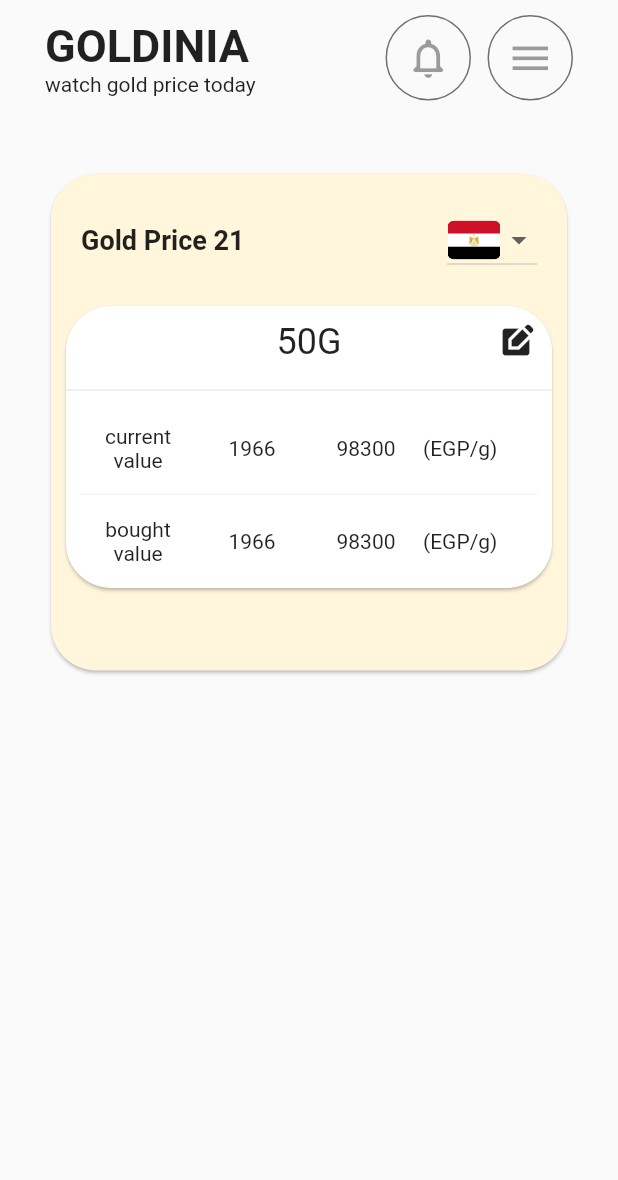
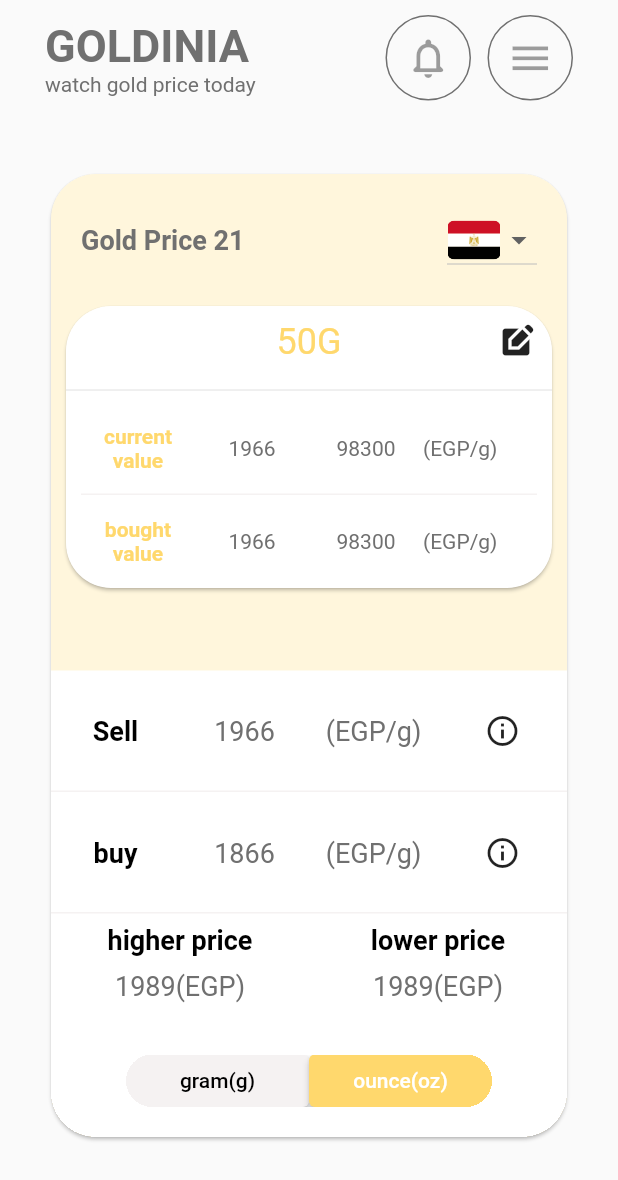
Before and after one commit to ibrahim-elsokary/goldinia_app, a Flutter app: the screen it shows after launch, on a phone screen of 412 x 824 dp. Shown: the top 1180 px of the screen. Run offline on Flutter 3.47's test engine with Material 2 defaults, Android fonts, the phone set to English and light mode, and no system bars; our stand-ins replace dartz, flutter_svg; network calls fail.

Commit message:
done with gold price today  widget

```diff
--- a/lib/core/utils/styles.dart
+++ b/lib/core/utils/styles.dart
@@ -1,52 +1,66 @@
 import 'package:flutter/material.dart';
+import 'package:goldinia_app/core/utils/style_colors.dart';
 
 abstract class Styles {
+
   static const fontStyle30Bold = TextStyle(
     fontSize: 30,
     fontWeight: FontWeight.bold,
+    color: StyleColors.subColor
   );
   static const fontStyle30SimiBold = TextStyle(
     fontSize: 30,
     fontWeight: FontWeight.w600,
+    color: StyleColors.subColor
   );
   static const fontStyle30Normal = TextStyle(
     fontSize: 30,
     fontWeight: FontWeight.normal,
+    color: StyleColors.subColor
   );
   static const fontStyle24Bold = TextStyle(
     fontSize: 24,
     fontWeight: FontWeight.bold,
+    color: StyleColors.subColor
   );
   static const fontStyle24SimiBold = TextStyle(
     fontSize: 24,
     fontWeight: FontWeight.w600,
+    color: StyleColors.subColor
   );
   static const fontStyle24Normal = TextStyle(
     fontSize: 24,
     fontWeight: FontWeight.normal,
+    color: StyleColors.subColor
   );
   static const fontStyle18Bold = TextStyle(
     fontSize: 18,
     fontWeight: FontWeight.bold,
+    color: StyleColors.subColor
   );
   static const fontStyle18SimiBold = TextStyle(
     fontSize: 18,
     fontWeight: FontWeight.w600,
+    color: StyleColors.subColor
   );
   static const fontStyle18Normal = TextStyle(
     fontSize: 18,
     fontWeight: FontWeight.normal,
+    color: StyleColors.subColor
   );
   static const fontStyle14Bold = TextStyle(
     fontSize: 14,
     fontWeight: FontWeight.bold,
+    color: StyleColors.subColor
   );
   static const fontStyle14SimiBold = TextStyle(
     fontSize: 14,
     fontWeight: FontWeight.w600,
+    color: StyleColors.subColor
   );
   static const fontStyle14Normal = TextStyle(
     fontSize: 14,
     fontWeight: FontWeight.normal,
+    color: StyleColors.subColor
   );
 }
--- a/lib/features/home/pesentation/view/widgets/custom_wallet_widget.dart
+++ b/lib/features/home/pesentation/view/widgets/custom_wallet_widget.dart
@@ -10,10 +10,9 @@
   @override
   Widget build(BuildContext context) {
     return Card(
-      margin: EdgeInsets.symmetric(horizontal: 10),
+      margin: const EdgeInsets.symmetric(horizontal: 10),
       clipBehavior: Clip.hardEdge,
-      shape: RoundedRectangleBorder(
-          borderRadius: BorderRadius.circular(30)),
+      shape: RoundedRectangleBorder(borderRadius: BorderRadius.circular(30)),
       child: Column(
         children: [
           Row(
@@ -23,10 +22,10 @@
                 child: Stack(
                   alignment: Alignment.centerRight,
                   children: [
-                    const Center(
+                     Center(
                       child: Text(
                         '50G',
-                        style: Styles.fontStyle24Normal,
+                        style: Styles.fontStyle24Normal.copyWith(color: StyleColors.yellow),
                       ),
                     ),
                     Align(
@@ -52,37 +51,60 @@
 
   Table table() {
     return Table(
-            defaultVerticalAlignment:
-                TableCellVerticalAlignment.middle,
-            children: const [
-
+      defaultVerticalAlignment: TableCellVerticalAlignment.middle,
+      children: [
         TableRow(
-                  decoration: BoxDecoration(
+            decoration: const BoxDecoration(
                 border: BorderDirectional(
-                          bottom: BorderSide(
-                              width: 1,
-                              color: StyleColors.gray))),
+                    bottom: BorderSide(width: 1, color: StyleColors.gray))),
             children: [
               Padding(
-                      padding:  EdgeInsets.fromLTRB(
-                          0, 15, 0, 15),
-                      child: Text('current value',
-                          textAlign: TextAlign.center),
+                padding: const EdgeInsets.fromLTRB(0, 15, 0, 15),
+                child: Text(
+                  'current value',
+                  style: Styles.fontStyle14Bold
+                      .copyWith(color: StyleColors.yellow),
+                  textAlign: TextAlign.center,
                 ),
-                    Center(child: Text('1966')),
-                    Center(child: Text('98300')),
-                    Text('(EGP/g)'),
+              ),
+              const Center(
+                  child: Text(
+                '1966',
+                style: Styles.fontStyle14Normal,
+              )),
+              const Center(
+                  child: Text(
+                '98300',
+                style: Styles.fontStyle14Normal,
+              )),
+              const Text(
+                '(EGP/g)',
+                style: Styles.fontStyle14Normal,
+              ),
             ]),
         TableRow(children: [
           Padding(
-                  padding:
-                      EdgeInsets.symmetric(vertical: 15),
-                  child: Text('bought value',
-                      textAlign: TextAlign.center),
+            padding: const EdgeInsets.symmetric(vertical: 15),
+            child: Text(
+              'bought value',
+              style: Styles.fontStyle14Bold.copyWith(color: StyleColors.yellow),
+              textAlign: TextAlign.center,
             ),
-                Center(child: Text('1966')),
-                Center(child: Text('98300')),
-                Text('(EGP/g)'),
+          ),
+          const Center(
+              child: Text(
+            '1966',
+            style: Styles.fontStyle14Normal,
+          )),
+          const Center(
+              child: Text(
+            '98300',
+            style: Styles.fontStyle14Normal,
+          )),
+          const Text(
+            '(EGP/g)',
+            style: Styles.fontStyle14Normal,
+          ),
         ]),
       ],
     );
--- a/lib/features/home/pesentation/view/widgets/home_body.dart
+++ b/lib/features/home/pesentation/view/widgets/home_body.dart
@@ -4,6 +4,7 @@
 import 'package:goldinia_app/features/home/pesentation/view/widgets/custom_wallet_widget.dart';
 import 'custom_drop_down_menu_for_country.dart';
 import 'custom_home_app_bar.dart';
+import 'price_today_custom_widget.dart';
 
 class HomeBody extends StatelessWidget {
   const HomeBody({super.key});
@@ -48,7 +49,7 @@
                   const SizedBox(
                     height: 55,
                   ),
-                  //Card(margin: EdgeInsets.zero,child: SizedBox(height: 100,child: Text('data'),width: double.infinity,),)
+                  const PriceTodayCustomWidget()
                 ],
               ),
             ),
@@ -57,4 +58,6 @@
       ),
     );
   }
+
+
 }
--- /dev/null
+++ b/lib/features/home/pesentation/view/widgets/price_today_custom_widget.dart
@@ -0,0 +1,239 @@
+// ignore_for_file: prefer_const_constructors
+
+import 'package:flutter/material.dart';
+import 'package:goldinia_app/core/utils/style_colors.dart';
+import 'package:goldinia_app/core/utils/styles.dart';
+
+class PriceTodayCustomWidget extends StatelessWidget {
+  const PriceTodayCustomWidget({
+    super.key,
+  });
+
+  @override
+  Widget build(BuildContext context) {
+    return Container(
+      clipBehavior: Clip.hardEdge,
+      decoration: const BoxDecoration(
+        color: Colors.white,
+      ),
+      child: Column(
+        children: const [
+          CustomSellAndBuyWidget(),
+          SizedBox(
+            height: 7,
+          ),
+          LowerAndHigherPriceSection(),
+          SizedBox(
+            height: 35,
+          ),
+          Padding(
+            padding: EdgeInsets.symmetric(horizontal: 50),
+            child: CustomSwitchButton(),
+          ),
+          SizedBox(
+            height: 20,
+          ),
+        ],
+      ),
+    );
+  }
+}
+
+class CustomSellAndBuyWidget extends StatelessWidget {
+  const CustomSellAndBuyWidget({
+    super.key,
+  });
+
+  @override
+  Widget build(BuildContext context) {
+    return Table(
+      defaultVerticalAlignment: TableCellVerticalAlignment.middle,
+      children: [
+        TableRow(
+            decoration: const BoxDecoration(
+              border: BorderDirectional(
+                bottom: BorderSide(width: 1, color: StyleColors.gray),
+              ),
+            ),
+            children: [
+               Padding(
+                padding: const EdgeInsets.symmetric(vertical: 30),
+                child: Text(
+                  'Sell',
+                  textAlign: TextAlign.center,
+                  style: Styles.fontStyle18SimiBold.copyWith(color: Colors.black),
+                ),
+              ),
+              const Center(
+                  child: Text(
+                '1966',
+                style: Styles.fontStyle18Normal,
+              )),
+              const Center(
+                  child: Text(
+                '(EGP/g)',
+                style: Styles.fontStyle18Normal,
+              )),
+              Center(
+                child: IconButton(
+                  onPressed: () {},
+                  icon: const Icon(Icons.info_outline),
+                ),
+              ),
+            ]),
+        TableRow(
+            decoration: const BoxDecoration(
+              border: BorderDirectional(
+                bottom: BorderSide(width: 1, color: StyleColors.gray),
+              ),
+            ),
+            children: [
+               Padding(
+                padding: const EdgeInsets.symmetric(vertical: 30),
+                child: Text(
+                  'buy',
+                  textAlign: TextAlign.center,
+                  style: Styles.fontStyle18SimiBold.copyWith(color: Colors.black),
+                ),
+              ),
+              const Center(
+                  child: Text(
+                '1866',
+                style: Styles.fontStyle18Normal,
+              )),
+              const Center(
+                  child: Text(
+                '(EGP/g)',
+                style: Styles.fontStyle18Normal,
+              )),
+              Center(
+                child: IconButton(
+                  onPressed: () {},
+                  icon: const Icon(Icons.info_outline),
+                ),
+              ),
+            ]),
+      ],
+    );
+  }
+}
+
+class LowerAndHigherPriceSection extends StatelessWidget {
+  const LowerAndHigherPriceSection({
+    super.key,
+  });
+
+  @override
+  Widget build(BuildContext context) {
+    return Row(
+      children: [
+        Expanded(
+          child: Column(
+            crossAxisAlignment: CrossAxisAlignment.center,
+            children:  [
+              Text(
+                'higher price',
+                style: Styles.fontStyle18SimiBold.copyWith(color: Colors.black),
+              ),
+              SizedBox(
+                height: 10,
+              ),
+              Text(
+                '1989(EGP)',
+                style: Styles.fontStyle18Normal,
+              ),
+            ],
+          ),
+        ),
+        Expanded(
+          child: Column(
+            crossAxisAlignment: CrossAxisAlignment.center,
+            children:  [
+              Text(
+                'lower price',
+                style: Styles.fontStyle18SimiBold.copyWith(color: Colors.black),
+              ),
+              SizedBox(
+                height: 10,
+              ),
+              Text(
+                '1989(EGP)',
+                style: Styles.fontStyle18Normal,
+              ),
+            ],
+          ),
+        ),
+      ],
+    );
+  }
+}
+
+class CustomSwitchButton extends StatefulWidget {
+  const CustomSwitchButton({super.key});
+
+  @override
+  State<CustomSwitchButton> createState() => _CustomSwitchButtonState();
+}
+
+class _CustomSwitchButtonState extends State<CustomSwitchButton> {
+  @override
+  bool _leftButtonActive = false;
+  Widget build(BuildContext context) {
+    return Container(
+      clipBehavior: Clip.hardEdge,
+      decoration: BoxDecoration(borderRadius: BorderRadius.circular(20)),
+      child: Row(
+        children: [
+          Expanded(
+            child: SizedBox(
+              height: 35,
+              child: ElevatedButton(
+                onPressed: () {
+                  setState(() {
+                    _leftButtonActive = true;
+                  });
+                },
+                style: selectedButtonStyle(_leftButtonActive),
+                child: const Text(
+                  'gram(g)',
+
+                ),
+              ),
+            ),
+          ),
+          Expanded(
+            child: SizedBox(
+              height: 35,
+              child: ElevatedButton(
+                onPressed: () {
+                  setState(() {
+                    _leftButtonActive = false;
+                  });
+                },
+                style: selectedButtonStyle(!_leftButtonActive),
+                child: const Text(
+                  'ounce(oz)',
+
+                ),
+              ),
+            ),
+          ),
+        ],
+      ),
+    );
+  }
+
+  ButtonStyle selectedButtonStyle(bool leftbuttonActive) {
+    if (leftbuttonActive) {
+      return ElevatedButton.styleFrom(
+        backgroundColor: StyleColors.yellow,
+        foregroundColor: Colors.white,
+      );
+    } else {
+      return ElevatedButton.styleFrom(
+        foregroundColor: Colors.black,
+        backgroundColor: StyleColors.gray,
+      );
+    }
+  }
+}
--- a/lib/main.dart
+++ b/lib/main.dart
@@ -20,7 +20,8 @@
 
   @override
   Widget build(BuildContext context) {
-    return const MaterialApp(
+    return  MaterialApp(
+
       home: HomeView(),
       debugShowCheckedModeBanner: false,
     );
```
Lines whose indentation alone changed are shown as unchanged.
